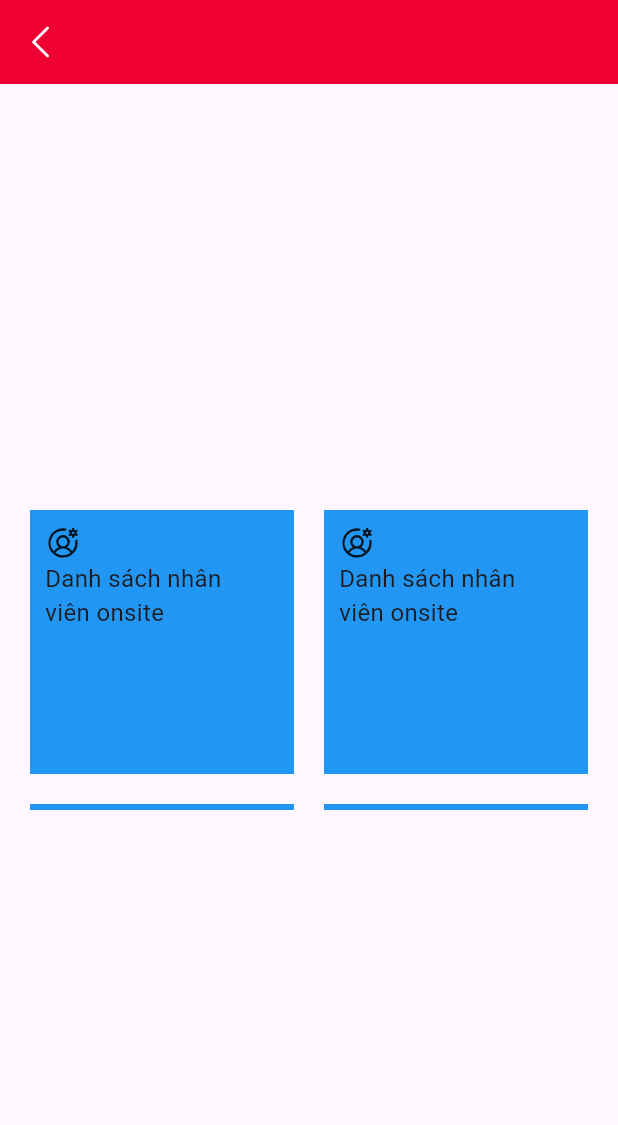
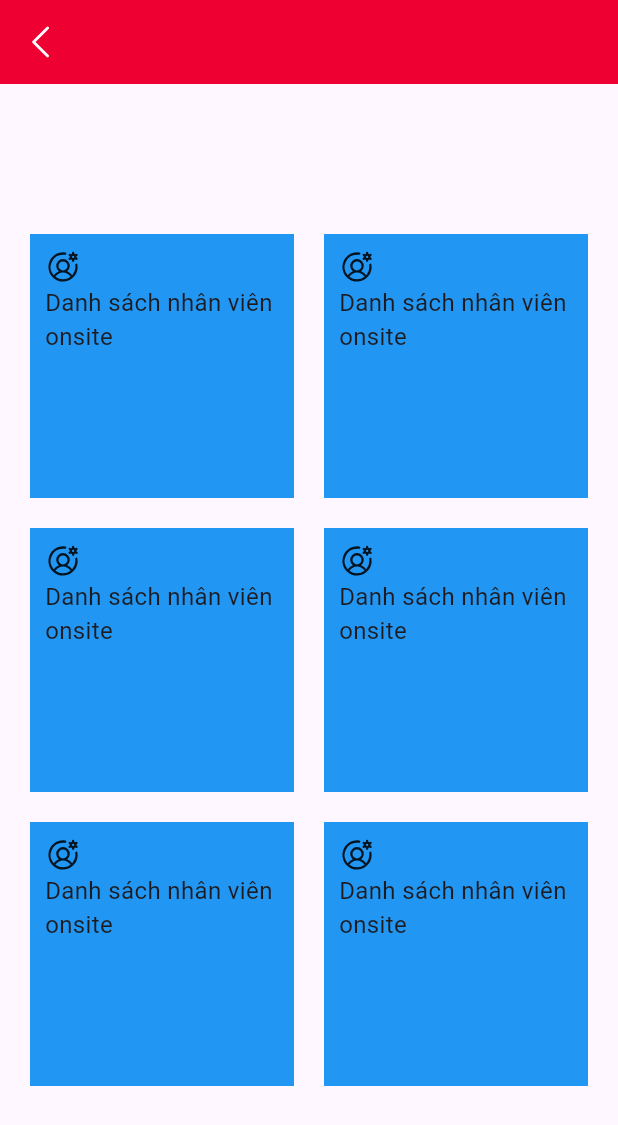
Before and after one commit to LMNsss/happy-connect, a Flutter app: the AdminNavigation screen opened directly with empty values, on a phone screen of 412 x 824 dp. Shown: the top 1125 px of the screen. Run offline on Flutter 3.47's test engine with Material 3 defaults, Android fonts, the phone set to English and light mode, and no system bars; our stand-ins replace dio, go_router, hooks_riverpod, phosphor_flutter, retrofit, shared_preferences; accounts and stored records are empty; generated files the repository leaves out were written again.

Commit message:
Đang làm admin navigation

```diff
--- a/lib/core/view/admin/admin_nav.dart
+++ b/lib/core/view/admin/admin_nav.dart
@@ -24,20 +24,23 @@ class _AdminNavigationState extends ConsumerState<AdminNavigation> {
             children: [
           Expanded(
           child: Container(
-                  height: 200,
             margin: const EdgeInsets.only(left: 20, right: 20),
-                  child: GridView.builder(
-                    gridDelegate:
-                        const SliverGridDelegateWithFixedCrossAxisCount(
+            child: SingleChildScrollView(
+              child: Column(
+                children: [
+                  GridView.builder(
+                    physics: const NeverScrollableScrollPhysics(), // Disable GridView's own scrolling
+                    shrinkWrap: true, // Make the GridView shrink to fit its children
+                    gridDelegate: const SliverGridDelegateWithFixedCrossAxisCount(
                       crossAxisCount: 2,
                       crossAxisSpacing: 20.0,
                       mainAxisSpacing: 20.0,
                     ),
-
                     itemCount: 6,
                     itemBuilder: (context, index) {
-                      return Container(
+                      return SizedBox(
                         height: 10,
+                        child: Container(
                           padding: EdgeInsets.all(10),
                           color: Colors.blue,
                           child: Column(
@@ -45,7 +48,6 @@ class _AdminNavigationState extends ConsumerState<AdminNavigation> {
                             children: [
                               Icon(PhosphorIcons.userCircleGear()),
                               Container(
-                              width: 150,
                                 child: const Text(
                                   'Danh sách nhân viên onsite',
                                   style: TextStyle(fontSize: 16),
@@ -53,11 +55,15 @@ class _AdminNavigationState extends ConsumerState<AdminNavigation> {
                               ),
                             ],
                           ),
+                        ),
                       );
                     },
                   ),
+                ],
               ),
-              )
+            ),
+          ),
+        ),
             ],
           ),
         ));
```
Lines whose indentation alone changed are shown as unchanged.
